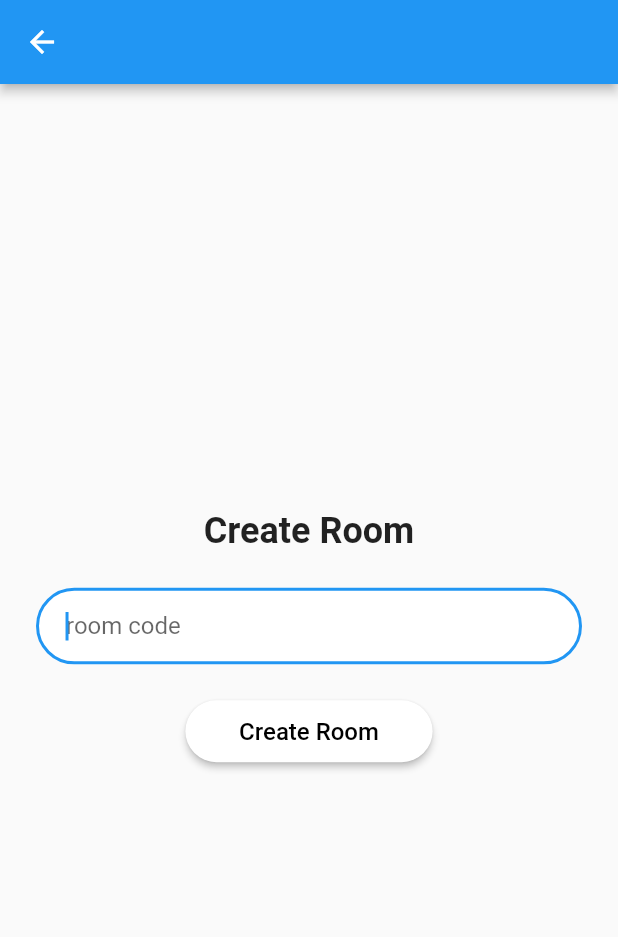
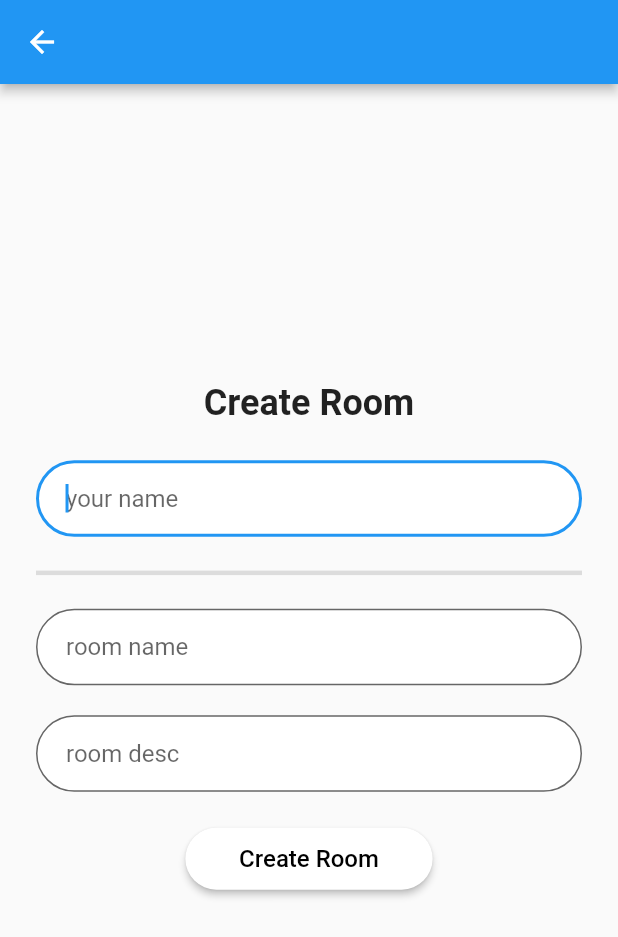
Before and after one commit to haqqer/shareloc, a Flutter app: the screen it shows after launch, after a tap on "Create Room", on a phone screen of 412 x 824 dp. Shown: the top 937 px of the screen. Run offline on Flutter 3.47's test engine with Material 2 defaults, Android fonts, the phone set to English and light mode, and no system bars; our stand-ins replace dio, google_maps_flutter, location, sliding_up_panel, socket_io_client; missing offline and left inert: clipboard.

Commit message:
integrate room service module to create_room

```diff
--- a/lib/pages/create_room.dart
+++ b/lib/pages/create_room.dart
@@ -1,4 +1,9 @@
 import 'package:flutter/material.dart';
+import 'package:location/location.dart';
+import 'package:shareloc/models/room.dart';
+import 'package:shareloc/models/room_participant.dart';
+import 'package:shareloc/pages/map_tracking.dart';
+import 'package:shareloc/services/room_service.dart';
 
 class CreateRoomPage extends StatefulWidget {
   @override
@@ -6,7 +11,62 @@ class CreateRoomPage extends StatefulWidget {
 }
 
 class _CreateRoomPageState extends State<CreateRoomPage> {
-  TextEditingController roomCodeController = new TextEditingController();
+  TextEditingController userNameController = new TextEditingController();
+  TextEditingController roomNameController = new TextEditingController();
+  TextEditingController roomDescController = new TextEditingController();
+  bool isLoading = false;
+  LocationData currentLocation;
+  Location location = new Location();
+
+  Room room = new Room();
+  RoomParticipant roomParticipant = new RoomParticipant();
+  String roomCode;
+  int participantId;
+  @override
+  void initState() {
+    // TODO: implement initState
+    super.initState();
+    setInitialLocation();
+  }
+
+  void setInitialLocation() async {
+    currentLocation = await location.getLocation();
+  }
+
+  void setValueToModel() {
+    print('sampai sini');
+    setState(() {
+      room = Room(
+          name: roomNameController.text,
+          desc: roomDescController.text,
+          code: '');
+      roomParticipant = RoomParticipant(
+          name: userNameController.text,
+          status: true,
+          latitude: currentLocation.latitude.toString(),
+          longitude: currentLocation.longitude.toString());
+    });
+  }
+
+  void createRoomAndJoin() async {
+    var result = await postRoomAndJoin(room, roomParticipant);
+    print(result['code']);
+    // roomCode = result['code'];
+    setState(() {
+      roomCode = result['code'].toString();
+      participantId = result['participantId'];
+      if (roomCode != null) {
+        isLoading = false;
+      }
+    });
+    Navigator.pushAndRemoveUntil(
+        context,
+        MaterialPageRoute(
+            builder: (BuildContext build) =>
+                MapTracking(roomCode: roomCode, participantId: participantId)),
+        (route) => false);
+  }
+
   @override
   Widget build(BuildContext context) {
     return Scaffold(
@@ -26,13 +86,42 @@ class _CreateRoomPageState extends State<CreateRoomPage> {
             ),
             TextField(
                 autofocus: true,
-                controller: roomCodeController,
+                controller: userNameController,
                 decoration: InputDecoration(
                     contentPadding:
                         EdgeInsets.symmetric(horizontal: 20, vertical: 16),
                     filled: true,
                     fillColor: Colors.white,
-                    hintText: 'room code',
+                    hintText: 'your name',
+                    border: OutlineInputBorder(
+                        borderRadius: BorderRadius.all(Radius.circular(30))))),
+            Divider(
+              height: 48,
+              thickness: 3,
+            ),
+            TextField(
+                autofocus: true,
+                controller: roomNameController,
+                decoration: InputDecoration(
+                    contentPadding:
+                        EdgeInsets.symmetric(horizontal: 20, vertical: 16),
+                    filled: true,
+                    fillColor: Colors.white,
+                    hintText: 'room name',
+                    border: OutlineInputBorder(
+                        borderRadius: BorderRadius.all(Radius.circular(30))))),
+            SizedBox(
+              height: 20,
+            ),
+            TextField(
+                autofocus: true,
+                controller: roomDescController,
+                decoration: InputDecoration(
+                    contentPadding:
+                        EdgeInsets.symmetric(horizontal: 20, vertical: 16),
+                    filled: true,
+                    fillColor: Colors.white,
+                    hintText: 'room desc',
                     border: OutlineInputBorder(
                         borderRadius: BorderRadius.all(Radius.circular(30))))),
             SizedBox(
@@ -48,13 +137,19 @@ class _CreateRoomPageState extends State<CreateRoomPage> {
                       shape: RoundedRectangleBorder(
                           borderRadius: BorderRadius.all(Radius.circular(30)))),
                   onPressed: () {
-                    print('pressed');
+                    setState(() {
+                      isLoading = true;
+                    });
+                    setValueToModel();
+                    createRoomAndJoin();
                   },
-                  child: Text('Create Room',
-                      style: TextStyle(
-                        color: Colors.black,
-                        fontSize: 16,
-                      ))),
+                  child: isLoading
+                      ? CircularProgressIndicator()
+                      : Text('Create Room',
+                          style: TextStyle(
+                            color: Colors.black,
+                            fontSize: 16,
+                          ))),
             ),
             SizedBox(
               height: 32,
```
